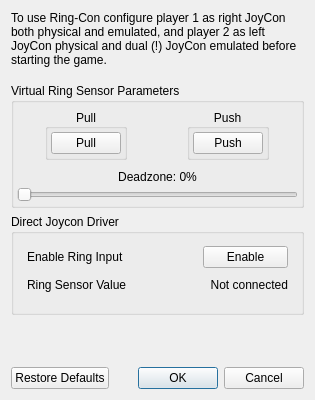
Qt form src/yuzu/configuration/configure_ringcon.ui (rorrim-rorrim/eden-alt) before a commit.
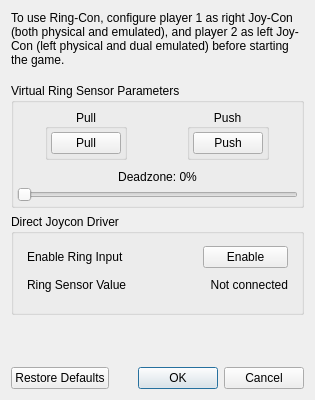
The same form after that commit.

Commit message: Hyphenate Joy-Con and clarify further

Patch:
```diff
--- a/src/yuzu/configuration/configure_ringcon.ui
+++ b/src/yuzu/configuration/configure_ringcon.ui
@@ -23,7 +23,7 @@
       </size>
      </property>
      <property name="text">
-      <string>To use Ring-Con configure player 1 as right JoyCon both physical and emulated, and player 2 as left JoyCon physical and dual (!) JoyCon emulated before starting the game.</string>
+      <string>To use Ring-Con, configure player 1 as right Joy-Con (both physical and emulated), and player 2 as left Joy-Con (left physical and dual emulated) before starting the game.</string>
      </property>
      <property name="wordWrap">
       <bool>true</bool>
```
